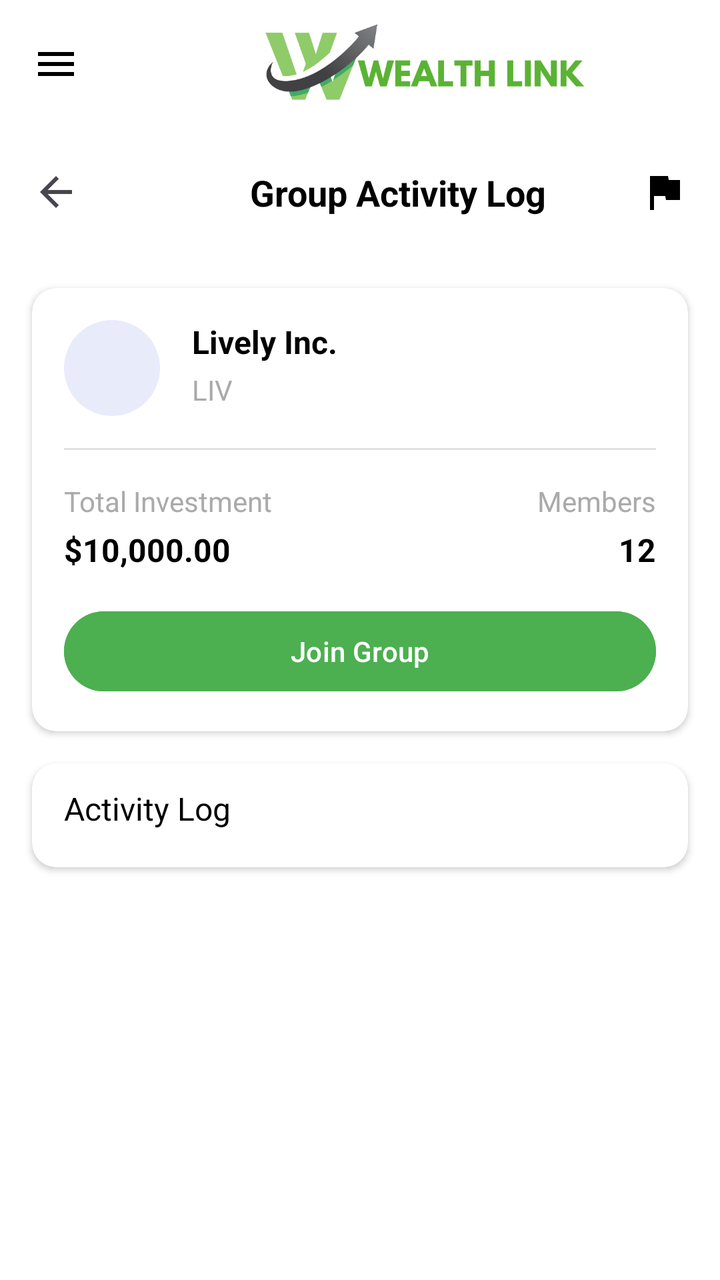
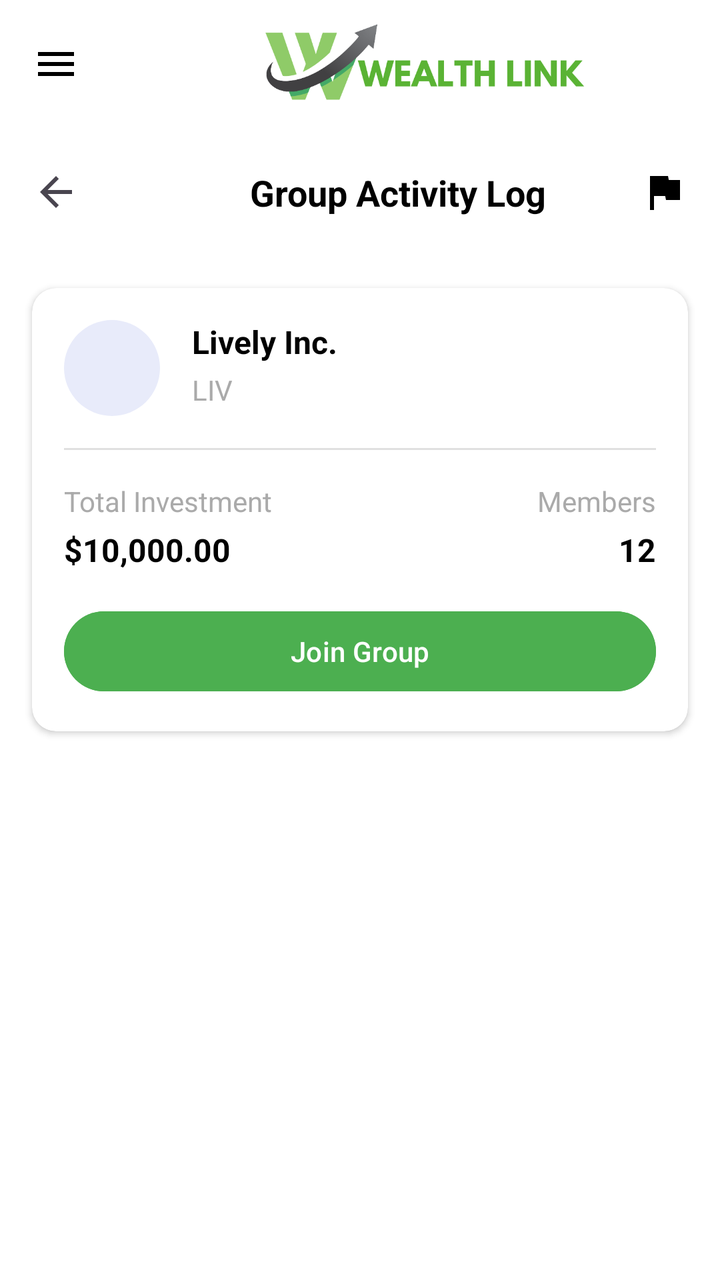

Compare the two renders of this Android layout. The source of the first and the diff that turns it into the second are given below.
<!-- AndroidManifest.xml: application theme Theme.WealthLink -->
<!-- res/layout/activity_group_log.xml -->
<?xml version="1.0" encoding="utf-8"?>
<androidx.drawerlayout.widget.DrawerLayout xmlns:android="http://schemas.android.com/apk/res/android"
    xmlns:app="http://schemas.android.com/apk/res-auto"
    xmlns:tools="http://schemas.android.com/tools"
    android:id="@+id/drawerLayout"
    android:layout_width="match_parent"
    android:layout_height="match_parent">

    <androidx.constraintlayout.widget.ConstraintLayout
        android:layout_width="match_parent"
        android:layout_height="match_parent"
        android:background="@color/white">

        <androidx.appcompat.widget.Toolbar
            android:id="@+id/toolbarTop"
            android:layout_width="match_parent"
            android:layout_height="?attr/actionBarSize"
            app:layout_constraintTop_toTopOf="parent">

            <androidx.constraintlayout.widget.ConstraintLayout
                android:layout_width="match_parent"
                android:layout_height="match_parent">

                <ImageButton
                    android:id="@+id/btnHamburger"
                    android:layout_width="wrap_content"
                    android:layout_height="wrap_content"
                    android:background="?attr/selectableItemBackgroundBorderless"
                    android:contentDescription="Menu"
                    android:src="@drawable/ic_menu"
                    app:layout_constraintBottom_toBottomOf="parent"
                    app:layout_constraintStart_toStartOf="parent"
                    app:layout_constraintTop_toTopOf="parent" />

                <ImageView
                    android:id="@+id/ivLogo"
                    android:layout_width="265dp"
                    android:layout_height="48dp"
                    android:layout_marginStart="40dp"
                    android:contentDescription="Logo"
                    android:src="@drawable/logofull"
                    app:layout_constraintBottom_toBottomOf="parent"
                    app:layout_constraintStart_toEndOf="@id/btnHamburger"
                    app:layout_constraintTop_toTopOf="parent" />

            </androidx.constraintlayout.widget.ConstraintLayout>
        </androidx.appcompat.widget.Toolbar>

        <androidx.appcompat.widget.Toolbar
            android:id="@+id/toolbarGroups"
            android:layout_width="match_parent"
            android:layout_height="?attr/actionBarSize"
            app:layout_constraintTop_toBottomOf="@id/toolbarTop">

            <androidx.constraintlayout.widget.ConstraintLayout
                android:layout_width="match_parent"
                android:layout_height="match_parent">

                <ImageButton
                    android:id="@+id/btnBack"
                    android:layout_width="wrap_content"
                    android:layout_height="wrap_content"
                    android:background="?attr/selectableItemBackgroundBorderless"
                    android:contentDescription="Back"
                    android:src="@drawable/ic_back_black"
                    app:layout_constraintBottom_toBottomOf="parent"
                    app:layout_constraintStart_toStartOf="parent"
                    app:layout_constraintTop_toTopOf="parent" />

                <TextView
                    android:id="@+id/tvGroupsTitle"
                    android:layout_width="wrap_content"
                    android:layout_height="wrap_content"
                    android:layout_marginStart="85dp"
                    android:gravity="center"
                    android:text="Group Activity Log"
                    android:textColor="@android:color/black"
                    android:textSize="18sp"
                    android:textStyle="bold"
                    app:layout_constraintBottom_toBottomOf="parent"
                    app:layout_constraintStart_toEndOf="@id/btnBack"
                    app:layout_constraintTop_toTopOf="parent" />

                <ImageButton
                    android:id="@+id/btnMore"
                    android:layout_width="wrap_content"
                    android:layout_height="wrap_content"
                    android:layout_marginEnd="16dp"
                    android:background="?attr/selectableItemBackgroundBorderless"
                    android:contentDescription="More Options"
                    android:src="@drawable/ic_flag"
                    app:layout_constraintBottom_toBottomOf="parent"
                    app:layout_constraintEnd_toEndOf="parent"
                    app:layout_constraintTop_toTopOf="parent" />

            </androidx.constraintlayout.widget.ConstraintLayout>
        </androidx.appcompat.widget.Toolbar>

        <androidx.cardview.widget.CardView
            android:id="@+id/cardDropdown"
            android:layout_width="160dp"
            android:layout_height="wrap_content"
            android:layout_marginEnd="8dp"
            android:visibility="gone"
            app:cardElevation="4dp"
            app:cardCornerRadius="8dp"
            app:layout_constraintEnd_toEndOf="parent"
            app:layout_constraintTop_toBottomOf="@id/toolbarGroups">

            <LinearLayout
                android:layout_width="match_parent"
                android:layout_height="wrap_content"
                android:orientation="vertical">

                <TextView
                    android:id="@+id/tvSettings"
                    android:layout_width="match_parent"
                    android:layout_height="wrap_content"
                    android:padding="16dp"
                    android:text="Settings"
                    android:textColor="@android:color/black" />

                <TextView
                    android:id="@+id/tvReportIssue"
                    android:layout_width="match_parent"
                    android:layout_height="wrap_content"
                    android:padding="16dp"
                    android:text="Report An Issue"
                    android:textColor="@android:color/black" />

                <TextView
                    android:id="@+id/tvLeaveGroup"
                    android:layout_width="match_parent"
                    android:layout_height="wrap_content"
                    android:padding="16dp"
                    android:text="Leave Group"
                    android:textColor="#F44336" />
            </LinearLayout>
        </androidx.cardview.widget.CardView>

        
        <androidx.cardview.widget.CardView
            android:id="@+id/cardGroupInfo"
            android:layout_width="match_parent"
            android:layout_height="wrap_content"
            android:layout_margin="16dp"
            app:cardCornerRadius="12dp"
            app:cardElevation="2dp"
            app:layout_constraintTop_toBottomOf="@id/toolbarGroups">

            <androidx.constraintlayout.widget.ConstraintLayout
                android:layout_width="match_parent"
                android:layout_height="wrap_content"
                android:padding="16dp">

                <ImageView
                    android:id="@+id/ivGroupLogo"
                    android:layout_width="48dp"
                    android:layout_height="48dp"
                    android:background="@drawable/circle_background"
                    app:layout_constraintStart_toStartOf="parent"
                    app:layout_constraintTop_toTopOf="parent" />

                <TextView
                    android:id="@+id/tvGroupName"
                    android:layout_width="wrap_content"
                    android:layout_height="wrap_content"
                    android:layout_marginStart="16dp"
                    android:text="Lively Inc."
                    android:textColor="@android:color/black"
                    android:textSize="16sp"
                    android:textStyle="bold"
                    app:layout_constraintStart_toEndOf="@id/ivGroupLogo"
                    app:layout_constraintTop_toTopOf="@id/ivGroupLogo" />

                <TextView
                    android:id="@+id/tvGroupDescription"
                    android:layout_width="wrap_content"
                    android:layout_height="wrap_content"
                    android:layout_marginStart="16dp"
                    android:text="LIV"
                    android:textColor="@android:color/darker_gray"
                    app:layout_constraintBottom_toBottomOf="@id/ivGroupLogo"
                    app:layout_constraintStart_toEndOf="@id/ivGroupLogo"
                    app:layout_constraintTop_toBottomOf="@id/tvGroupName" />

                
                <View
                    android:id="@+id/divider"
                    android:layout_width="match_parent"
                    android:layout_height="1dp"
                    android:layout_marginTop="16dp"
                    android:background="#E0E0E0"
                    app:layout_constraintTop_toBottomOf="@id/ivGroupLogo" />

                
                <TextView
                    android:id="@+id/labelTotalInvestment"
                    android:layout_width="wrap_content"
                    android:layout_height="wrap_content"
                    android:layout_marginTop="16dp"
                    android:text="Total Investment"
                    android:textColor="@android:color/darker_gray"
                    android:textSize="14sp"
                    app:layout_constraintStart_toStartOf="parent"
                    app:layout_constraintTop_toBottomOf="@id/divider" />

                <TextView
                    android:id="@+id/tvTotalInvestment"
                    android:layout_width="wrap_content"
                    android:layout_height="wrap_content"
                    android:layout_marginTop="4dp"
                    android:text="$10,000.00"
                    android:textColor="@android:color/black"
                    android:textSize="16sp"
                    android:textStyle="bold"
                    app:layout_constraintStart_toStartOf="@+id/labelTotalInvestment"
                    app:layout_constraintTop_toBottomOf="@+id/labelTotalInvestment" />

                
                <TextView
                    android:id="@+id/labelMemberCount"
                    android:layout_width="wrap_content"
                    android:layout_height="wrap_content"
                    android:layout_marginTop="16dp"
                    android:text="Members"
                    android:textColor="@android:color/darker_gray"
                    android:textSize="14sp"
                    app:layout_constraintEnd_toEndOf="parent"
                    app:layout_constraintTop_toBottomOf="@id/divider" />

                <TextView
                    android:id="@+id/tvMemberCount"
                    android:layout_width="wrap_content"
                    android:layout_height="wrap_content"
                    android:layout_marginTop="4dp"
                    android:text="12"
                    android:textColor="@android:color/black"
                    android:textSize="16sp"
                    android:textStyle="bold"
                    app:layout_constraintEnd_toEndOf="@+id/labelMemberCount"
                    app:layout_constraintTop_toBottomOf="@+id/labelMemberCount" />


                <Button
                    android:id="@+id/btnJoinGroup"
                    android:layout_width="match_parent"
                    android:layout_height="wrap_content"
                    android:layout_marginTop="16dp"
                    android:backgroundTint="#4CAF50"
                    android:text="Join Group"
                    android:textColor="@android:color/white"
                    app:layout_constraintTop_toBottomOf="@id/tvMemberCount" />
            </androidx.constraintlayout.widget.ConstraintLayout>
        </androidx.cardview.widget.CardView>




        <androidx.cardview.widget.CardView
            android:id="@+id/cardPerformance"
            android:layout_width="match_parent"
            android:layout_height="wrap_content"
            android:layout_marginStart="16dp"
            android:layout_marginTop="16dp"
            android:layout_marginEnd="16dp"
            app:cardCornerRadius="12dp"
            app:cardElevation="2dp"
            app:layout_constraintTop_toBottomOf="@id/cardGroupInfo">

            <androidx.constraintlayout.widget.ConstraintLayout
                android:layout_width="match_parent"
                android:layout_height="wrap_content"
                android:padding="16dp">

                <TextView
                    android:id="@+id/tvLastWeek"
                    android:layout_width="wrap_content"
                    android:layout_height="wrap_content"
                    android:text="Activity Log"
                    android:textColor="@android:color/black"
                    android:textSize="16sp"
                    android:layout_marginTop="-5dp"
                    app:layout_constraintStart_toStartOf="parent"
                    app:layout_constraintTop_toTopOf="parent" />

                <androidx.recyclerview.widget.RecyclerView
                    android:id="@+id/recyclerTransactions"
                    android:layout_width="match_parent"
                    android:layout_height="wrap_content"
                    android:padding="10dp"
                    android:clipToPadding="false"
                    app:layout_constraintTop_toBottomOf="@id/cardGroupInfo"
                    app:layout_constraintBottom_toBottomOf="parent"
                    app:layout_constraintStart_toStartOf="parent"
                    app:layout_constraintEnd_toEndOf="parent"
                    tools:listitem="@layout/item_activity_log" />
            </androidx.constraintlayout.widget.ConstraintLayout>
        </androidx.cardview.widget.CardView>



    </androidx.constraintlayout.widget.ConstraintLayout>

    <com.google.android.material.navigation.NavigationView
        android:id="@+id/navigation_view"
        android:layout_width="280dp"
        android:layout_height="match_parent"
        android:layout_gravity="start"
        android:background="@android:color/white"
        android:fitsSystemWindows="true">

        <LinearLayout
            android:layout_width="match_parent"
            android:layout_height="match_parent"
            android:orientation="vertical">

            <LinearLayout
                android:layout_width="match_parent"
                android:layout_height="wrap_content"
                android:orientation="horizontal"
                android:padding="24dp">

                <androidx.cardview.widget.CardView
                    android:layout_width="60dp"
                    android:layout_height="60dp"
                    app:cardCornerRadius="30dp"
                    app:cardElevation="0dp">

                    <ImageView
                        android:id="@+id/profile_image"
                        android:layout_width="match_parent"
                        android:layout_height="match_parent"
                        android:scaleType="centerCrop"
                        android:src="@drawable/profile_pic" />
                </androidx.cardview.widget.CardView>

                <LinearLayout
                    android:layout_width="match_parent"
                    android:layout_height="wrap_content"
                    android:layout_marginStart="16dp"
                    android:layout_gravity="center_vertical"
                    android:orientation="vertical">

                    <TextView
                        android:id="@+id/user_name"
                        android:layout_width="wrap_content"
                        android:layout_height="wrap_content"
                        android:text="Kurt Zander Kaw"
                        android:textColor="@android:color/black"
                        android:textSize="18sp"
                        android:textStyle="bold" />

                    <TextView
                        android:id="@+id/user_email"
                        android:layout_width="wrap_content"
                        android:layout_height="wrap_content"
                        android:text="KurtisCool@gmail.com"
                        android:textColor="@android:color/darker_gray"
                        android:textSize="14sp" />
                </LinearLayout>
            </LinearLayout>

            <LinearLayout
                android:layout_width="match_parent"
                android:layout_height="wrap_content"
                android:orientation="vertical">

                <LinearLayout
                    android:id="@+id/nav_home"
                    android:layout_width="match_parent"
                    android:layout_height="wrap_content"
                    android:gravity="center_vertical"
                    android:orientation="horizontal"
                    android:paddingHorizontal="24dp"
                    android:paddingVertical="24dp">

                    <ImageView
                        android:layout_width="24dp"
                        android:layout_height="24dp"
                        android:src="@drawable/home_nav" />

                    <TextView
                        android:layout_width="wrap_content"
                        android:layout_height="wrap_content"
                        android:layout_marginStart="24dp"
                        android:text="Home"
                        android:textColor="@android:color/black"
                        android:textSize="16sp" />
                </LinearLayout>

                <LinearLayout
                    android:id="@+id/nav_groups"
                    android:layout_width="match_parent"
                    android:layout_height="wrap_content"
                    android:gravity="center_vertical"
                    android:orientation="horizontal"
                    android:paddingHorizontal="24dp"
                    android:paddingVertical="24dp">

                    <ImageView
                        android:layout_width="24dp"
                        android:layout_height="24dp"
                        android:src="@drawable/group_nav" />

                    <TextView
                        android:layout_width="wrap_content"
                        android:layout_height="wrap_content"
                        android:layout_marginStart="24dp"
                        android:text="Groups"
                        android:textColor="@android:color/black"
                        android:textSize="16sp" />
                </LinearLayout>

                <LinearLayout
                    android:id="@+id/nav_notifications"
                    android:layout_width="match_parent"
                    android:layout_height="wrap_content"
                    android:gravity="center_vertical"
                    android:orientation="horizontal"
                    android:paddingHorizontal="24dp"
                    android:paddingVertical="24dp">

                    <ImageView
                        android:layout_width="24dp"
                        android:layout_height="24dp"
                        android:src="@drawable/bell_nav" />

                    <TextView
                        android:layout_width="wrap_content"
                        android:layout_height="wrap_content"
                        android:layout_marginStart="24dp"
                        android:text="Notifications"
                        android:textColor="@android:color/black"
                        android:textSize="16sp" />
                </LinearLayout>

                <LinearLayout
                    android:id="@+id/nav_history"
                    android:layout_width="match_parent"
                    android:layout_height="wrap_content"
                    android:gravity="center_vertical"
                    android:orientation="horizontal"
                    android:paddingHorizontal="24dp"
                    android:paddingVertical="24dp">

                    <ImageView
                        android:layout_width="24dp"
                        android:layout_height="24dp"
                        android:src="@drawable/history_nav" />

                    <TextView
                        android:layout_width="wrap_content"
                        android:layout_height="wrap_content"
                        android:layout_marginStart="24dp"
                        android:text="History"
                        android:textColor="@android:color/black"
                        android:textSize="16sp" />
                </LinearLayout>

                <LinearLayout
                    android:id="@+id/nav_account"
                    android:layout_width="match_parent"
                    android:layout_height="wrap_content"
                    android:gravity="center_vertical"
                    android:orientation="horizontal"
                    android:paddingHorizontal="24dp"
                    android:paddingVertical="24dp">

                    <ImageView
                        android:layout_width="24dp"
                        android:layout_height="24dp"
                        android:src="@drawable/user_nav" />

                    <TextView
                        android:layout_width="wrap_content"
                        android:layout_height="wrap_content"
                        android:layout_marginStart="24dp"
                        android:text="Account"
                        android:textColor="@android:color/black"
                        android:textSize="16sp" />
                </LinearLayout>
            </LinearLayout>
        </LinearLayout>
    </com.google.android.material.navigation.NavigationView>
</androidx.drawerlayout.widget.DrawerLayout>
<!-- res/layout/item_activity_log.xml (included above) -->
<?xml version="1.0" encoding="utf-8"?>
<LinearLayout xmlns:android="http://schemas.android.com/apk/res/android"
    android:orientation="horizontal"
    android:layout_width="match_parent"
    android:layout_height="wrap_content"
    android:padding="12dp"
    android:gravity="center_vertical">

    <ImageView
        android:id="@+id/imageIcon"
        android:layout_width="36dp"
        android:layout_height="36dp"
        android:layout_marginEnd="12dp"
        android:src="@drawable/profile_pic" />

    <LinearLayout
        android:layout_width="0dp"
        android:layout_height="wrap_content"
        android:layout_weight="1"
        android:orientation="vertical">

        <TextView
            android:id="@+id/textTitle"
            android:layout_width="wrap_content"
            android:layout_height="wrap_content"
            android:text="Transaction Title"
            android:textStyle="bold"
            android:textSize="16sp" />

        <TextView
            android:id="@+id/textByUser"
            android:layout_width="wrap_content"
            android:layout_height="wrap_content"
            android:text="By: Name"
            android:textSize="13sp"
            android:textColor="#888888" />

        <TextView
            android:id="@+id/textDate"
            android:layout_width="wrap_content"
            android:layout_height="wrap_content"
            android:text="10 Oct 2019"
            android:textSize="13sp"
            android:textColor="#888888" />
    </LinearLayout>

    <TextView
        android:id="@+id/textAmount"
        android:layout_width="wrap_content"
        android:layout_height="wrap_content"
        android:text="Php 15,000.00"
        android:textStyle="bold"
        android:textSize="16sp" />
</LinearLayout>
<!-- resources referenced by this layout -->
<resources>
  <color name="white">#FFFFFFFF</color>
  <!-- drawable bell_nav: png bitmap (drawable, 9607 bytes) -->
  <!-- drawable circle_background (drawable) -->
  <shape xmlns:android="http://schemas.android.com/apk/res/android"
      android:shape="oval">
      <solid android:color="#E8EBFA" />
  </shape>
  <!-- drawable group_nav: png bitmap (drawable, 17830 bytes) -->
  <!-- drawable history_nav: png bitmap (drawable, 14436 bytes) -->
  <!-- drawable home_nav: png bitmap (drawable, 9229 bytes) -->
  <!-- drawable ic_back_black (drawable) -->
  <?xml version="1.0" encoding="utf-8"?>
  <vector xmlns:android="http://schemas.android.com/apk/res/android"
      android:width="24dp"
      android:height="24dp"
      android:viewportWidth="24"
      android:viewportHeight="24"
      android:tint="?attr/colorControlNormal"
      android:autoMirrored="true">
  
      <path
          android:fillColor="#000000"
          android:pathData="M20,11H7.83l5.59,-5.59L12,4l-8,8 8,8 1.41,-1.41L7.83,13H20v-2z" />
  </vector>
  <!-- drawable ic_flag (drawable) -->
  <vector xmlns:android="http://schemas.android.com/apk/res/android"
      android:width="24dp"
      android:height="24dp"
      android:viewportWidth="24"
      android:viewportHeight="24">
      <path
          android:fillColor="#000000"
          android:pathData="M14.4,6L14,4H5v17h2v-7h5.6l0.4,2h7V6z"/>
  </vector>
  <!-- drawable ic_menu (drawable) -->
  <?xml version="1.0" encoding="utf-8"?>
  <vector xmlns:android="http://schemas.android.com/apk/res/android"
      android:width="24dp"
      android:height="24dp"
      android:viewportWidth="24"
      android:viewportHeight="24">
      <path
          android:fillColor="#000000"
          android:pathData="M3,18h18v-2L3,16v2zM3,13h18v-2L3,11v2zM3,6v2h18L21,6L3,6z"/>
  </vector>
  <!-- drawable logofull: png bitmap (drawable, 22190 bytes) -->
  <!-- drawable profile_pic: png bitmap (drawable, 37098 bytes) -->
  <!-- drawable user_nav: png bitmap (drawable, 16826 bytes) -->
  <style name="Theme.WealthLink" parent="Base.Theme.WealthLink" />
  <style name="Base.Theme.WealthLink" parent="Theme.Material3.DayNight.NoActionBar">
          
          
      </style>
</resources>

<!-- the commit's change to res/layout/activity_group_log.xml (unified diff, before → after) -->
@@ -257,49 +257,6 @@
 
 
 
-        <androidx.cardview.widget.CardView
-            android:id="@+id/cardPerformance"
-            android:layout_width="match_parent"
-            android:layout_height="wrap_content"
-            android:layout_marginStart="16dp"
-            android:layout_marginTop="16dp"
-            android:layout_marginEnd="16dp"
-            app:cardCornerRadius="12dp"
-            app:cardElevation="2dp"
-            app:layout_constraintTop_toBottomOf="@id/cardGroupInfo">
-
-            <androidx.constraintlayout.widget.ConstraintLayout
-                android:layout_width="match_parent"
-                android:layout_height="wrap_content"
-                android:padding="16dp">
-
-                <TextView
-                    android:id="@+id/tvLastWeek"
-                    android:layout_width="wrap_content"
-                    android:layout_height="wrap_content"
-                    android:text="Activity Log"
-                    android:textColor="@android:color/black"
-                    android:textSize="16sp"
-                    android:layout_marginTop="-5dp"
-                    app:layout_constraintStart_toStartOf="parent"
-                    app:layout_constraintTop_toTopOf="parent" />
-
-                <androidx.recyclerview.widget.RecyclerView
-                    android:id="@+id/recyclerTransactions"
-                    android:layout_width="match_parent"
-                    android:layout_height="wrap_content"
-                    android:padding="10dp"
-                    android:clipToPadding="false"
-                    app:layout_constraintTop_toBottomOf="@id/cardGroupInfo"
-                    app:layout_constraintBottom_toBottomOf="parent"
-                    app:layout_constraintStart_toStartOf="parent"
-                    app:layout_constraintEnd_toEndOf="parent"
-                    tools:listitem="@layout/item_activity_log" />
-            </androidx.constraintlayout.widget.ConstraintLayout>
-        </androidx.cardview.widget.CardView>
-
-
-
     </androidx.constraintlayout.widget.ConstraintLayout>
 
     <com.google.android.material.navigation.NavigationView
@@ -484,58 +441,3 @@
         </LinearLayout>
     </com.google.android.material.navigation.NavigationView>
 </androidx.drawerlayout.widget.DrawerLayout>
-<!-- res/layout/item_activity_log.xml (included above) -->
-<?xml version="1.0" encoding="utf-8"?>
-<LinearLayout xmlns:android="http://schemas.android.com/apk/res/android"
-    android:orientation="horizontal"
-    android:layout_width="match_parent"
-    android:layout_height="wrap_content"
-    android:padding="12dp"
-    android:gravity="center_vertical">
-
-    <ImageView
-        android:id="@+id/imageIcon"
-        android:layout_width="36dp"
-        android:layout_height="36dp"
-        android:layout_marginEnd="12dp"
-        android:src="@drawable/profile_pic" />
-
-    <LinearLayout
-        android:layout_width="0dp"
-        android:layout_height="wrap_content"
-        android:layout_weight="1"
-        android:orientation="vertical">
-
-        <TextView
-            android:id="@+id/textTitle"
-            android:layout_width="wrap_content"
-            android:layout_height="wrap_content"
-            android:text="Transaction Title"
-            android:textStyle="bold"
-            android:textSize="16sp" />
-
-        <TextView
-            android:id="@+id/textByUser"
-            android:layout_width="wrap_content"
-            android:layout_height="wrap_content"
-            android:text="By: Name"
-            android:textSize="13sp"
-            android:textColor="#888888" />
-
-        <TextView
-            android:id="@+id/textDate"
-            android:layout_width="wrap_content"
-            android:layout_height="wrap_content"
-            android:text="10 Oct 2019"
-            android:textSize="13sp"
-            android:textColor="#888888" />
-    </LinearLayout>
-
-    <TextView
-        android:id="@+id/textAmount"
-        android:layout_width="wrap_content"
-        android:layout_height="wrap_content"
-        android:text="Php 15,000.00"
-        android:textStyle="bold"
-        android:textSize="16sp" />
-</LinearLayout>
